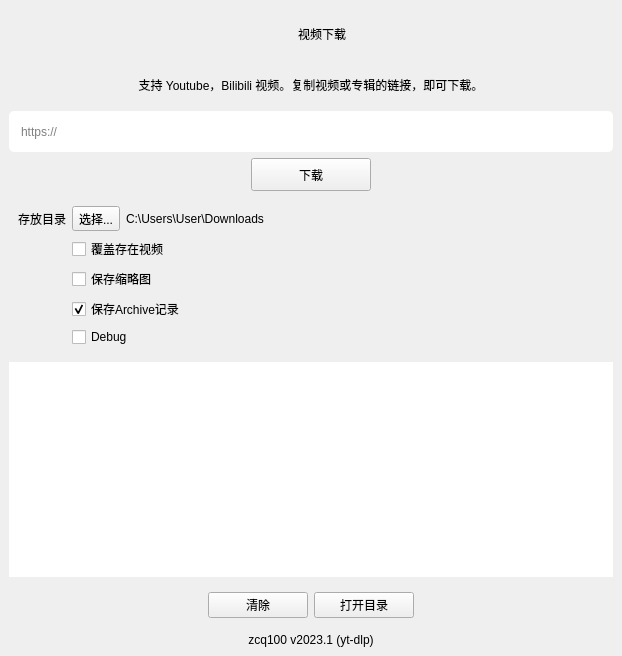
Old version of the form video_dl/main.ui in the repository zcq100/video-dl.
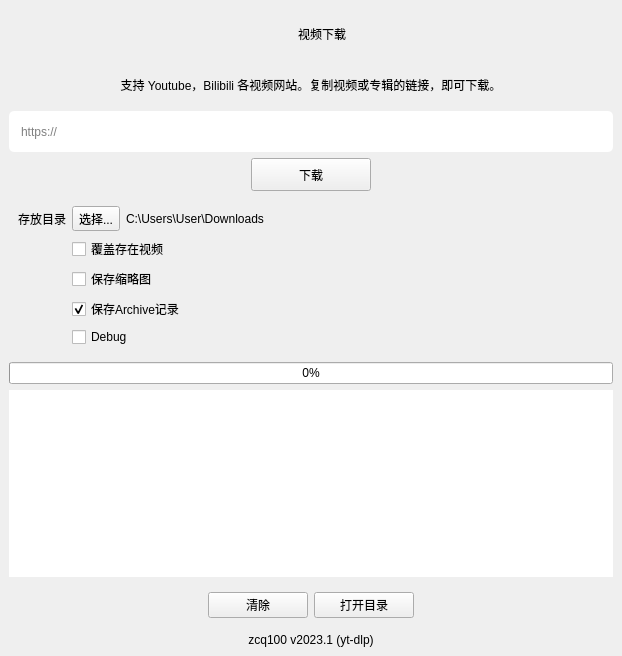
New version of the form. Icons and pictures are not drawn.

Commit message: 1.添加了进度条，下载任务改为异步执行，不再阻塞UI， 2. 记住上次的配置

The edit to the form file:
```diff
--- a/video_dl/main.ui
+++ b/video_dl/main.ui
@@ -124,7 +124,7 @@
        </size>
       </property>
       <property name="text">
-       <string>支持 Youtube，Bilibili 视频。复制视频或专辑的链接，即可下载。</string>
+       <string>支持 Youtube，Bilibili 各视频网站。复制视频或专辑的链接，即可下载。</string>
       </property>
       <property name="alignment">
        <set>Qt::AlignCenter</set>
@@ -309,6 +309,31 @@
       </layout>
      </widget>
     </item>
+    <item>
+     <widget class="QProgressBar" name="progressBar_download">
+      <property name="enabled">
+       <bool>true</bool>
+      </property>
+      <property name="styleSheet">
+       <string notr="true"/>
+      </property>
+      <property name="value">
+       <number>0</number>
+      </property>
+      <property name="alignment">
+       <set>Qt::AlignLeading|Qt::AlignLeft|Qt::AlignVCenter</set>
+      </property>
+      <property name="textVisible">
+       <bool>true</bool>
+      </property>
+      <property name="invertedAppearance">
+       <bool>false</bool>
+      </property>
+      <property name="textDirection">
+       <enum>QProgressBar::TopToBottom</enum>
+      </property>
+     </widget>
+    </item>
     <item>
      <widget class="QTextEdit" name="textEditLog">
       <property name="sizePolicy">
@@ -317,9 +342,18 @@
         <verstretch>0</verstretch>
        </sizepolicy>
       </property>
+      <property name="font">
+       <font>
+        <pointsize>10</pointsize>
+        <italic>false</italic>
+        <bold>false</bold>
+       </font>
+      </property>
       <property name="styleSheet">
-       <string notr="true">font: 10pt &quot;Lucida Console&quot;;
-border-radius: 5px;</string>
+       <string notr="true">border-radius: 5px;</string>
+      </property>
+      <property name="lineWrapMode">
+       <enum>QTextEdit::WidgetWidth</enum>
       </property>
       <property name="readOnly">
        <bool>true</bool>
```
Left out of the diff: 5 changed lines with no effect on the pictures. The commit also changes 4 other files.
